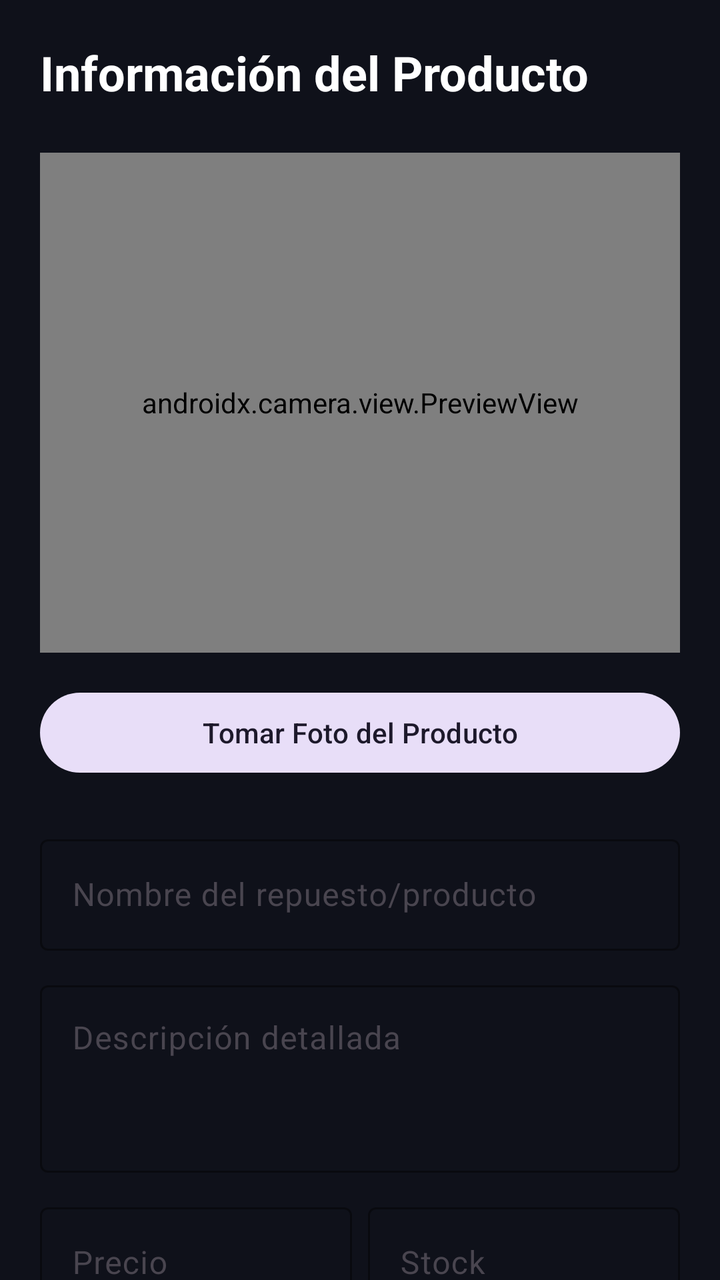
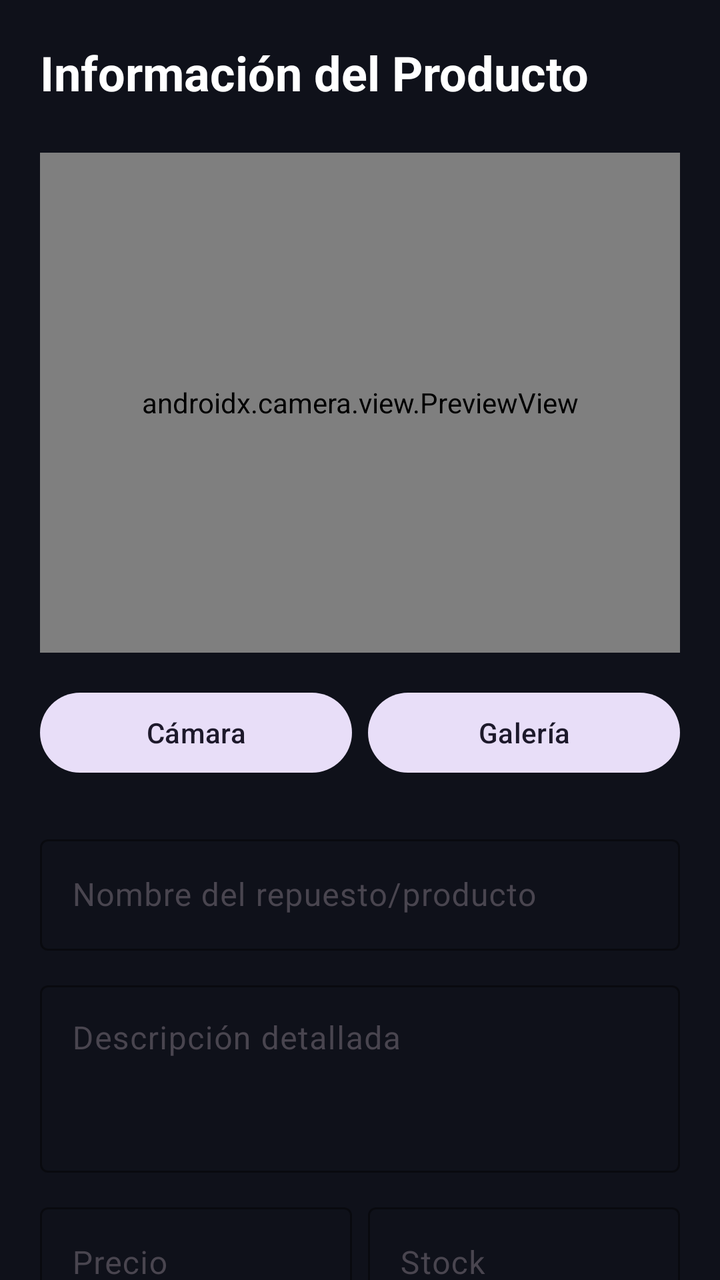

Before-and-after screenshots of an Android layout around one commit, followed by the original layout XML and the change that was made.
<!-- AndroidManifest.xml: application theme Theme.VoltCore -->
<!-- res/layout/fragment_vendor_product_form.xml -->
<?xml version="1.0" encoding="utf-8"?>
<androidx.core.widget.NestedScrollView xmlns:android="http://schemas.android.com/apk/res/android"
    xmlns:app="http://schemas.android.com/apk/res-auto"
    android:layout_width="match_parent"
    android:layout_height="match_parent"
    android:background="@color/volt_background">

    <LinearLayout
        android:layout_width="match_parent"
        android:layout_height="wrap_content"
        android:orientation="vertical"
        android:padding="20dp">

        <TextView
            android:layout_width="wrap_content"
            android:layout_height="wrap_content"
            android:text="Información del Producto"
            android:textColor="@color/white"
            android:textSize="24sp"
            android:textStyle="bold"
            android:layout_marginBottom="24dp"/>

        <androidx.camera.view.PreviewView
            android:id="@+id/viewFinder"
            android:layout_width="match_parent"
            android:layout_height="250dp"
            android:layout_marginBottom="16dp"
            android:background="#33FFFFFF" />

        <Button
            android:id="@+id/btnCapture"
            android:layout_width="match_parent"
            android:layout_height="wrap_content"
            android:text="Tomar Foto del Producto"
            style="@style/Widget.Material3.Button.TonalButton"
            android:layout_marginBottom="24dp"/>

        <com.google.android.material.textfield.TextInputLayout
            android:layout_width="match_parent"
            android:layout_height="wrap_content"
            android:hint="Nombre del repuesto/producto"
            style="@style/Widget.Material3.TextInputLayout.OutlinedBox"
            app:boxStrokeColor="@color/volt_primary"
            app:hintTextColor="@color/volt_primary"
            android:layout_marginBottom="12dp">
            <com.google.android.material.textfield.TextInputEditText
                android:id="@+id/etProductName"
                android:layout_width="match_parent"
                android:layout_height="wrap_content"
                android:textColor="@color/white" />
        </com.google.android.material.textfield.TextInputLayout>

        <com.google.android.material.textfield.TextInputLayout
            android:layout_width="match_parent"
            android:layout_height="wrap_content"
            android:hint="Descripción detallada"
            style="@style/Widget.Material3.TextInputLayout.OutlinedBox"
            app:boxStrokeColor="@color/volt_primary"
            app:hintTextColor="@color/volt_primary"
            android:layout_marginBottom="12dp">
            <com.google.android.material.textfield.TextInputEditText
                android:id="@+id/etProductDesc"
                android:layout_width="match_parent"
                android:layout_height="wrap_content"
                android:textColor="@color/white"
                android:minLines="3"
                android:gravity="top" />
        </com.google.android.material.textfield.TextInputLayout>

        <LinearLayout
            android:layout_width="match_parent"
            android:layout_height="wrap_content"
            android:orientation="horizontal">

            <com.google.android.material.textfield.TextInputLayout
                android:layout_width="0dp"
                android:layout_height="wrap_content"
                android:layout_weight="1"
                android:hint="Precio"
                style="@style/Widget.Material3.TextInputLayout.OutlinedBox"
                app:boxStrokeColor="@color/volt_primary"
                app:hintTextColor="@color/volt_primary"
                android:layout_marginEnd="8dp"
                app:prefixText="$ ">
                <com.google.android.material.textfield.TextInputEditText
                    android:id="@+id/etProductPrice"
                    android:layout_width="match_parent"
                    android:layout_height="wrap_content"
                    android:textColor="@color/white"
                    android:inputType="numberDecimal" />
            </com.google.android.material.textfield.TextInputLayout>

            <com.google.android.material.textfield.TextInputLayout
                android:layout_width="0dp"
                android:layout_height="wrap_content"
                android:layout_weight="1"
                android:hint="Stock"
                style="@style/Widget.Material3.TextInputLayout.OutlinedBox"
                app:boxStrokeColor="@color/volt_primary"
                app:hintTextColor="@color/volt_primary">
                <com.google.android.material.textfield.TextInputEditText
                    android:id="@+id/etProductStock"
                    android:layout_width="match_parent"
                    android:layout_height="wrap_content"
                    android:textColor="@color/white"
                    android:inputType="number" />
            </com.google.android.material.textfield.TextInputLayout>
        </LinearLayout>

        <com.google.android.material.textfield.TextInputLayout
            android:layout_width="match_parent"
            android:layout_height="wrap_content"
            android:hint="Categoría"
            style="@style/Widget.Material3.TextInputLayout.OutlinedBox"
            app:boxStrokeColor="@color/volt_primary"
            app:hintTextColor="@color/volt_primary"
            android:layout_marginTop="12dp"
            android:layout_marginBottom="24dp">
            <com.google.android.material.textfield.TextInputEditText
                android:id="@+id/etProductCategory"
                android:layout_width="match_parent"
                android:layout_height="wrap_content"
                android:textColor="@color/white" />
        </com.google.android.material.textfield.TextInputLayout>

        <com.google.android.material.button.MaterialButton
            android:id="@+id/btnSaveProduct"
            android:layout_width="match_parent"
            android:layout_height="60dp"
            android:text="PUBLICAR PRODUCTO"
            android:backgroundTint="@color/volt_primary"
            android:textColor="@color/black"
            android:textStyle="bold"
            app:cornerRadius="12dp" />

    </LinearLayout>
</androidx.core.widget.NestedScrollView>
<!-- resources referenced by this layout -->
<resources>
  <color name="black">#FF000000</color>
  <color name="volt_background">#0F111A</color>
  <color name="volt_primary">#C6FF00</color>
  <color name="white">#FFFFFFFF</color>
  <style name="Theme.VoltCore" parent="Base.Theme.VoltCore" />
  <style name="Base.Theme.VoltCore" parent="Theme.Material3.DayNight.NoActionBar">
          
          <item name="colorPrimary">@color/volt_primary</item>
          <item name="android:windowBackground">@color/volt_background</item>
          <item name="colorSurface">@color/glass_surface</item>
          <item name="colorOnSurface">@color/white</item>
      </style>
  <color name="glass_surface">#1AFFFFFF</color>
</resources>

<!-- the commit's change to res/layout/fragment_vendor_product_form.xml (unified diff, before → after) -->
@@ -27,13 +27,38 @@
             android:layout_marginBottom="16dp"
             android:background="#33FFFFFF" />
 
-        <Button
-            android:id="@+id/btnCapture"
+        <ImageView
+            android:id="@+id/ivProductPreview"
+            android:layout_width="match_parent"
+            android:layout_height="250dp"
+            android:layout_marginBottom="16dp"
+            android:scaleType="centerCrop"
+            android:visibility="gone"
+            android:contentDescription="Vista previa del producto" />
+
+        <LinearLayout
             android:layout_width="match_parent"
             android:layout_height="wrap_content"
-            android:text="Tomar Foto del Producto"
-            style="@style/Widget.Material3.Button.TonalButton"
-            android:layout_marginBottom="24dp"/>
+            android:orientation="horizontal"
+            android:layout_marginBottom="24dp">
+
+            <Button
+                android:id="@+id/btnCapture"
+                android:layout_width="0dp"
+                android:layout_height="wrap_content"
+                android:layout_weight="1"
+                android:text="Cámara"
+                style="@style/Widget.Material3.Button.TonalButton"
+                android:layout_marginEnd="8dp"/>
+
+            <Button
+                android:id="@+id/btnGallery"
+                android:layout_width="0dp"
+                android:layout_height="wrap_content"
+                android:layout_weight="1"
+                android:text="Galería"
+                style="@style/Widget.Material3.Button.TonalButton" />
+        </LinearLayout>
 
         <com.google.android.material.textfield.TextInputLayout
             android:layout_width="match_parent"
@@ -133,5 +158,13 @@
             android:textStyle="bold"
             app:cornerRadius="12dp" />
 
+        <ProgressBar
+            android:id="@+id/progressBar"
+            android:layout_width="wrap_content"
+            android:layout_height="wrap_content"
+            android:layout_gravity="center"
+            android:layout_marginTop="16dp"
+            android:visibility="gone" />
+
     </LinearLayout>
 </androidx.core.widget.NestedScrollView>
